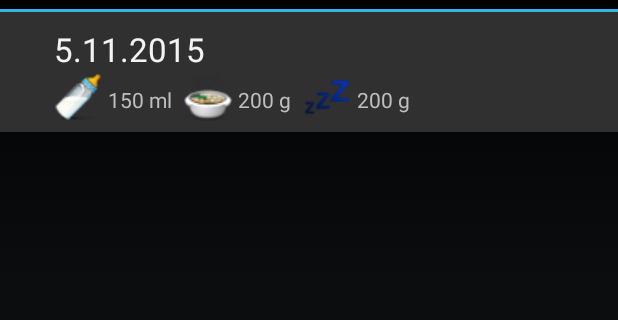
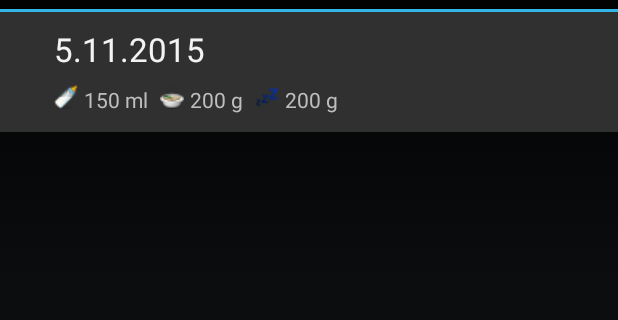
Before and after one commit to mxwlone/pukimon, an Android app: the layout group_item.xml on its own in the app's theme, with its tools: preview values and no code run, on a phone screen of 412 x 824 dp, the part 60-380 px from its top. Run offline under Robolectric (Android 15) with nearby library versions, the phone set to English and light mode, and no system bars.

Commit message:
Added smaller icons for drink, eat and sleep for group item views

```diff
--- a/app/src/main/java/com/mxwlone/pukimon/ExpandableEventAdapter.java
+++ b/app/src/main/java/com/mxwlone/pukimon/ExpandableEventAdapter.java
@@ -167,11 +167,11 @@ public class ExpandableEventAdapter extends BaseExpandableListAdapter {
             dateText = resources.getString(R.string.yesterday);
 
         holder.dateText.setText(dateText);
-        holder.drinkEventIcon.setImageResource(R.drawable.bottle);
+//        holder.drinkEventIcon.setImageResource(R.drawable.bottle_small);
         holder.drinkEventText.setText(String.valueOf(daySummary.getDrinkTotal()) + resources.getString(R.string.format_milliliters));
-        holder.eatEventIcon.setImageResource(R.drawable.eat);
+//        holder.eatEventIcon.setImageResource(R.drawable.eat);
         holder.eatEventText.setText(String.valueOf(daySummary.getEatTotal()) + resources.getString(R.string.format_gram));
-        holder.sleepEventIcon.setImageResource(R.drawable.sleep);
+//        holder.sleepEventIcon.setImageResource(R.drawable.sleep);
 //        holder.sleepEventText.setText(String.valueOf(daySummary.getSleepMinutesTotal()) + " " + resources.getString(R.string.format_minutes));
         holder.sleepEventText.setText(Util.formatHoursString(daySummary.getSleepMinutesTotal()));
 
--- a/app/src/main/res/layout/group_item.xml
+++ b/app/src/main/res/layout/group_item.xml
@@ -19,7 +19,7 @@
         android:layout_below="@id/group_item_date_text"
         android:layout_alignStart="@id/group_item_date_text"
         android:layout_marginEnd="4dp"
-        android:src="@drawable/bottle" />
+        android:src="@drawable/bottle_small" />
 
     <TextView android:id="@+id/group_item_drink_event_text"
         android:layout_width="wrap_content"
@@ -37,7 +37,7 @@
         android:layout_toRightOf="@id/group_item_drink_event_text"
         android:layout_marginLeft="8dp"
         android:layout_marginRight="4dp"
-        android:src="@drawable/eat" />
+        android:src="@drawable/eat_small" />
 
     <TextView android:id="@+id/group_item_eat_event_text"
         android:layout_width="wrap_content"
@@ -55,7 +55,7 @@
         android:layout_toRightOf="@id/group_item_eat_event_text"
         android:layout_marginLeft="8dp"
         android:layout_marginRight="4dp"
-        android:src="@drawable/sleep" />
+        android:src="@drawable/sleep_small" />
 
     <TextView android:id="@+id/group_item_sleep_event_text"
         android:layout_width="wrap_content"
```
Also changed, not shown: app/src/main/res/drawable/bottle_small.png (added), app/src/main/res/drawable/eat_small.png (added), app/src/main/res/drawable/sleep_small.png (added).
